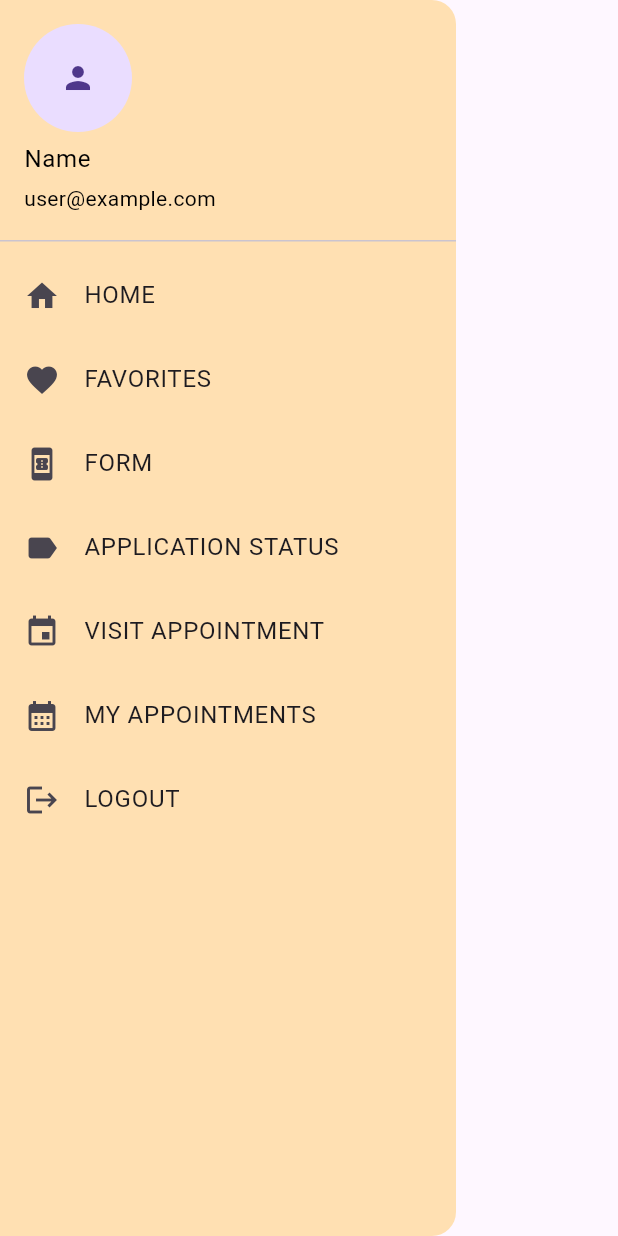
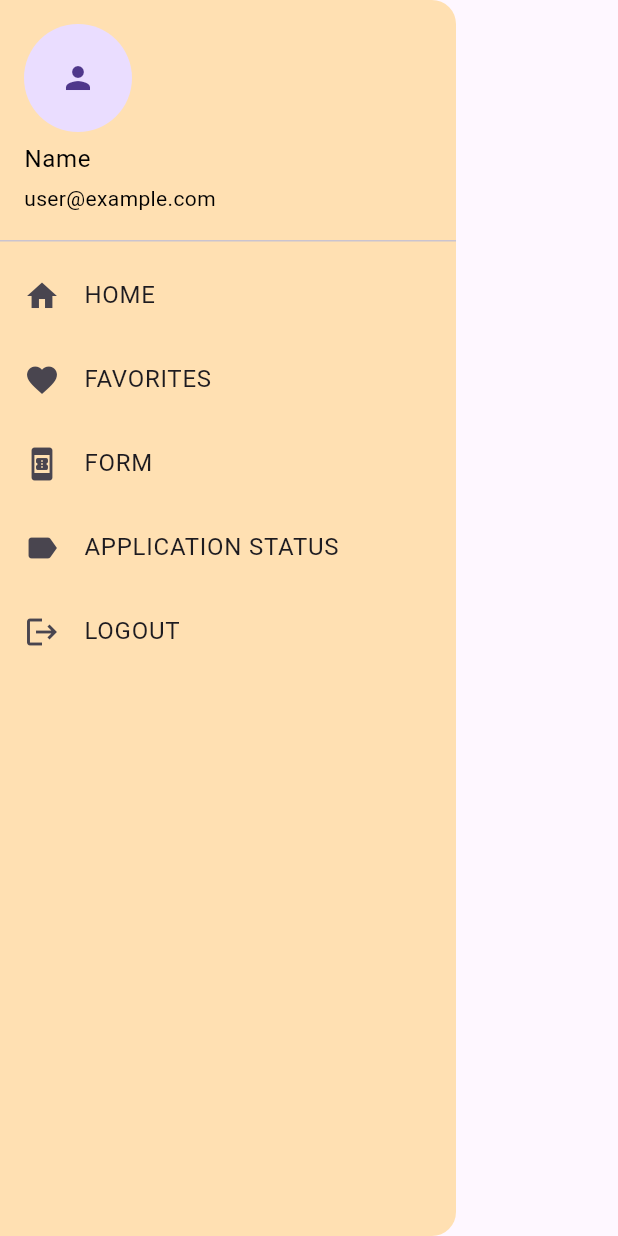
Before and after one commit to Bethel5/flutter-2024-proj-riverpod, a Flutter app: the AppDrawer widget shown alone on an empty page, opened directly, on a phone screen of 412 x 824 dp. Run offline on Flutter 3.47's test engine with Material 3 defaults, Android fonts, the phone set to English and light mode, and no system bars; our stand-ins replace dartz, dio, flutter_riverpod, flutter_secure_storage, image_picker, jwt_decoder; accounts and stored records are empty; network calls fail; project files that could hold a hidden picture were left out.

Commit message:
deleted unavailable screens

```diff
--- a/lib/main.dart
+++ b/lib/main.dart
@@ -7,9 +7,6 @@ import 'package:flutter_pet_pal/presentation/screens/login_page.dart';
 import 'package:flutter_pet_pal/presentation/screens/fav_page.dart';
 import 'package:flutter_pet_pal/presentation/screens/adoption_form.dart';
 import 'package:flutter_pet_pal/presentation/screens/adoption_status_page.dart';
-import 'package:flutter_pet_pal/presentation/screens/appointment_manage.dart';
-import 'package:flutter_pet_pal/presentation/screens/appointment_status.dart';
-import 'package:flutter_pet_pal/presentation/screens/appointment.dart';
 import 'package:flutter_pet_pal/presentation/screens/FormScreen.dart';
 import 'package:flutter_riverpod/flutter_riverpod.dart';
 
@@ -36,9 +33,6 @@ class MyApp extends StatelessWidget {
           '/admin': (context) => AdminPage(),
           '/adoption_form': (context) => AdoptionFormScreen(),
           '/status': (context) => ApplicationStatusScreen(),
-          '/appointment': (context) => PetVisitScreen(),
-          '/appointment_manage': (context) => AdminApp(),
-          '/appoint_status': (context) => UserAppointmentsScreen(),
           '/FormScreen':(context) => FormScreen()
         });
   }
--- a/lib/presentation/widgets/drawer.dart
+++ b/lib/presentation/widgets/drawer.dart
@@ -45,20 +45,7 @@ class AppDrawer extends StatelessWidget {
             leading: const Icon(Icons.label),
             title: const Text('APPLICATION STATUS'),
           ),
-          ListTile(
-            onTap: () {
-              Navigator.pushNamed(context, '/appointment');
-            },
-            leading: const Icon(Icons.event),
-            title: const Text('VISIT APPOINTMENT'),
-          ),
-          ListTile(
-            onTap: () {
-              Navigator.pushNamed(context, '/appoint_status');
-            },
-            leading: const Icon(Icons.calendar_month),
-            title: const Text('MY APPOINTMENTS'),
-          ),
+
           ListTile(
             onTap: () {
               Navigator.pushNamed(context, '/login_page');
```
